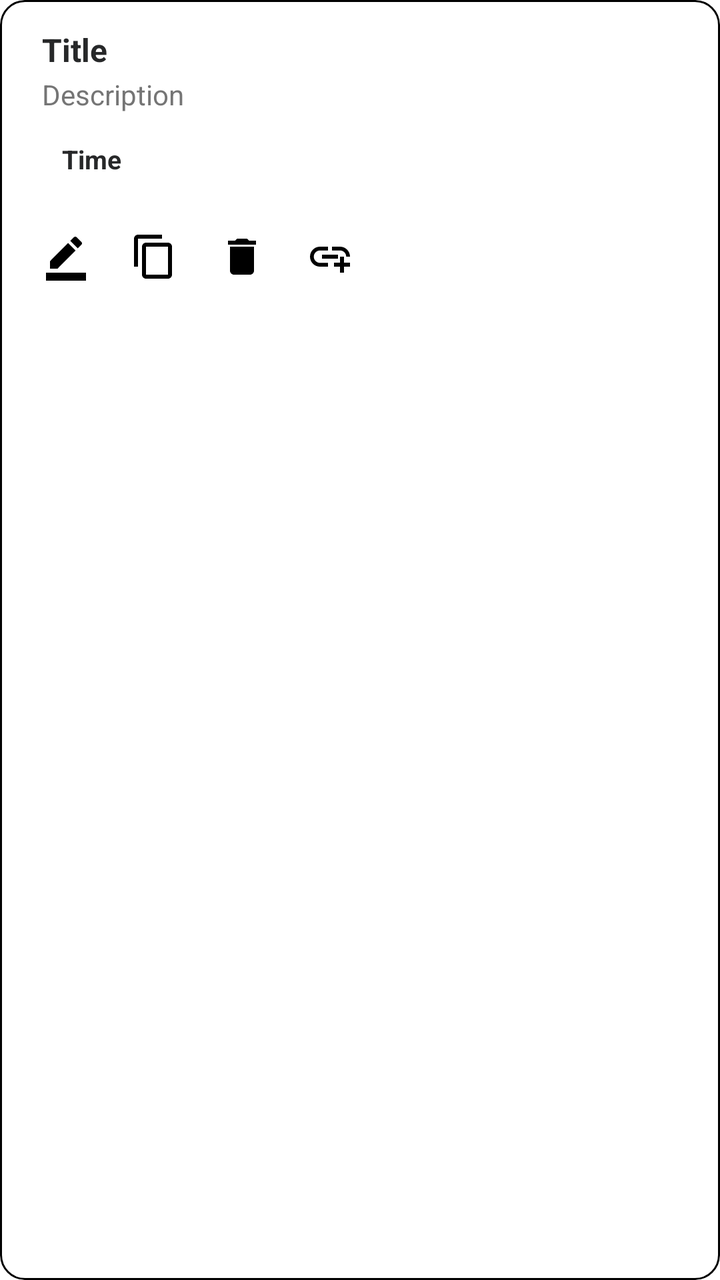
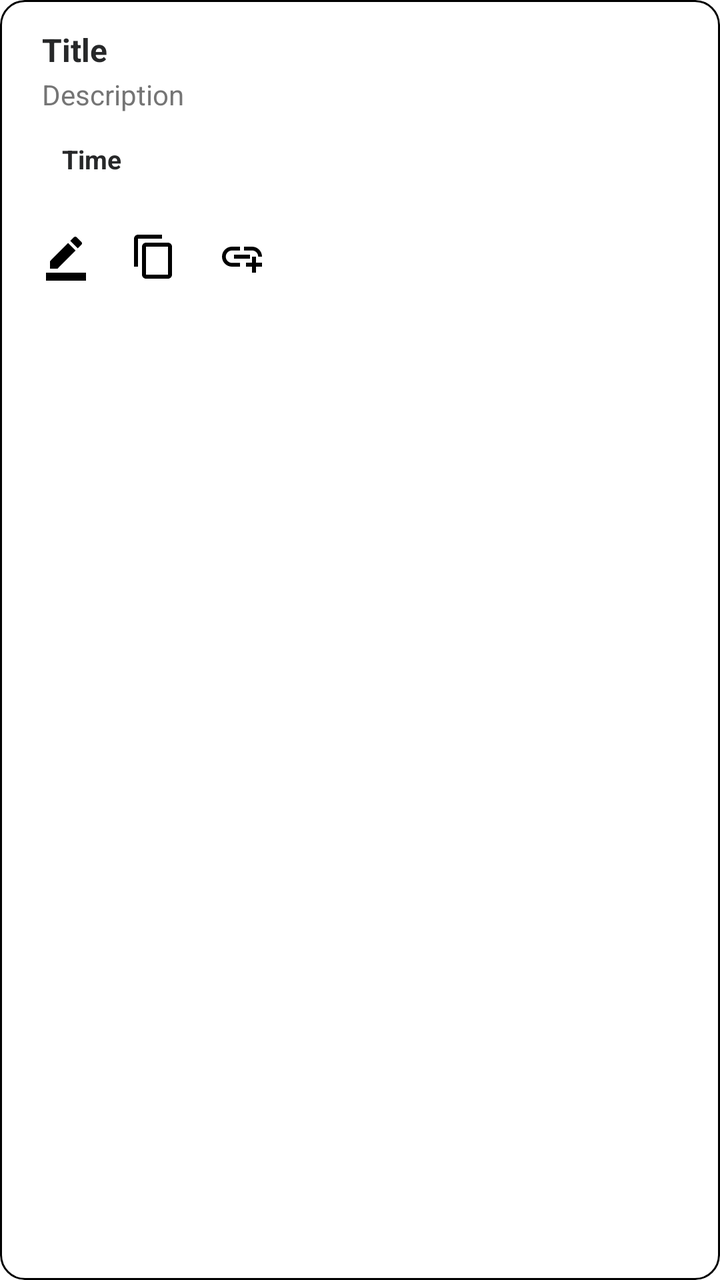

Screens rendered from an Android XML layout before and after an edit, with the pre-edit source and the edit as a unified diff.
<!-- AndroidManifest.xml: application theme Theme.Nudge -->
<!-- res/layout/item_reminder.xml -->
<LinearLayout xmlns:android="http://schemas.android.com/apk/res/android"
    xmlns:app="http://schemas.android.com/apk/res-auto"
    android:id="@+id/cardRoot"
    android:layout_width="match_parent"
    android:layout_height="wrap_content"
    android:layout_marginHorizontal="16dp"
    android:layout_marginVertical="8dp"
    android:background="@drawable/bg_reminder_card"
    android:clipToOutline="true"
    android:orientation="horizontal">

    <View
        android:id="@+id/accentBar"
        android:layout_width="5dp"
        android:layout_height="match_parent" />

    <LinearLayout
        android:layout_width="0dp"
        android:layout_height="wrap_content"
        android:layout_weight="1"
        android:orientation="vertical">

        <LinearLayout
            android:layout_width="match_parent"
            android:layout_height="wrap_content"
            android:orientation="vertical"
            android:paddingStart="16dp"
            android:paddingTop="14dp"
            android:paddingEnd="14dp"
            android:paddingBottom="14dp">

            <LinearLayout
                android:layout_width="match_parent"
                android:layout_height="wrap_content"
                android:orientation="horizontal">

                <LinearLayout
                    android:layout_width="0dp"
                    android:layout_height="wrap_content"
                    android:layout_weight="1"
                    android:layout_gravity="center_vertical"
                    android:orientation="vertical">

                    <TextView
                        android:id="@+id/title"
                        android:layout_width="wrap_content"
                        android:layout_height="wrap_content"
                        android:text="Title"
                        android:textStyle="bold"
                        android:textColor="@color/colorTextPrimary"
                        android:textSize="16sp" />

                    <TextView
                        android:id="@+id/pendingBadge"
                        android:layout_width="wrap_content"
                        android:layout_height="wrap_content"
                        android:text="Not Backed Up"
                        android:textColor="#E53935"
                        android:textSize="11sp"
                        android:textStyle="italic"
                        android:visibility="gone" />

                    <TextView
                        android:id="@+id/description"
                        android:layout_width="wrap_content"
                        android:layout_height="wrap_content"
                        android:layout_marginTop="2dp"
                        android:text="Description"
                        android:textColor="@color/colorTextSecondary"
                        android:textSize="14sp" />
                </LinearLayout>

                <ImageView
                    android:id="@+id/contextIcon"
                    android:layout_width="40dp"
                    android:layout_height="40dp"
                    android:layout_marginStart="12dp"
                    android:layout_gravity="top"
                    android:padding="9dp"
                    android:importantForAccessibility="no"
                    android:visibility="gone" />
            </LinearLayout>

            <LinearLayout
                android:layout_width="match_parent"
                android:layout_height="wrap_content"
                android:layout_marginTop="10dp"
                android:gravity="center_vertical"
                android:orientation="horizontal">

                <TextView
                    android:id="@+id/time"
                    android:layout_width="wrap_content"
                    android:layout_height="wrap_content"
                    android:paddingHorizontal="10dp"
                    android:paddingVertical="4dp"
                    android:text="Time"
                    android:textColor="@color/colorTextPrimary"
                    android:textSize="13sp"
                    android:textStyle="bold" />
            </LinearLayout>

            <TextView
                android:id="@+id/read"
                android:layout_width="wrap_content"
                android:layout_height="wrap_content"
                android:text="Read Time"
                android:visibility="gone"
                android:textColor="@color/colorTextSecondary"
                android:textSize="12sp" />

            <TextView
                android:id="@+id/id"
                android:layout_width="wrap_content"
                android:layout_height="wrap_content"
                android:text="Id"
                android:visibility="gone"
                android:textSize="12sp" />
        </LinearLayout>

        <LinearLayout
            android:id="@+id/actionRow"
            android:layout_width="match_parent"
            android:layout_height="wrap_content"
            android:orientation="horizontal"
            android:gravity="center_vertical"
            android:paddingHorizontal="8dp"
            android:paddingVertical="2dp">

            <ImageButton
                android:id="@+id/editButton"
                android:layout_width="40dp"
                android:layout_height="40dp"
                android:contentDescription="Edit"
                android:src="@drawable/ic_edit"
                app:tint="?attr/colorOnSurface"
                android:background="?attr/selectableItemBackgroundBorderless"
                android:padding="10dp" />

            <ImageButton
                android:id="@+id/copyButton"
                android:layout_width="40dp"
                android:layout_height="40dp"
                android:layout_marginStart="4dp"
                android:contentDescription="Copy"
                android:src="@drawable/ic_copy"
                app:tint="?attr/colorOnSurface"
                android:background="?attr/selectableItemBackgroundBorderless"
                android:padding="10dp" />

            <ImageButton
                android:id="@+id/deleteButton"
                android:layout_width="40dp"
                android:layout_height="40dp"
                android:layout_marginStart="4dp"
                android:contentDescription="Delete"
                android:src="@drawable/ic_delete"
                app:tint="?attr/colorOnSurface"
                android:background="?attr/selectableItemBackgroundBorderless"
                android:padding="10dp" />

            <ImageButton
                android:id="@+id/linkButton"
                android:layout_width="40dp"
                android:layout_height="40dp"
                android:layout_marginStart="4dp"
                android:contentDescription="Link"
                android:src="@drawable/ic_link"
                app:tint="?attr/colorOnSurface"
                android:background="?attr/selectableItemBackgroundBorderless"
                android:padding="10dp" />

            <View
                android:layout_width="0dp"
                android:layout_height="1dp"
                android:layout_weight="1" />

            <TextView
                android:id="@+id/countdown"
                android:layout_width="wrap_content"
                android:layout_height="wrap_content"
                android:layout_marginStart="8dp"
                android:layout_marginEnd="8dp"
                android:singleLine="true"
                android:textColor="@color/colorTextSecondary"
                android:textSize="12sp"
                android:textStyle="bold"
                android:visibility="gone" />
        </LinearLayout>
    </LinearLayout>
</LinearLayout>
<!-- resources referenced by this layout -->
<resources>
  <color name="colorTextPrimary">#272829</color>
  <color name="colorTextSecondary">#757575</color>
  <!-- drawable bg_reminder_card (drawable) -->
  <shape xmlns:android="http://schemas.android.com/apk/res/android"
      android:shape="rectangle">
  
      
      <corners android:radius="12dp" />
  
      
      <solid android:color="?attr/colorSurface" />
  
      
      <stroke
          android:width="1dp"
          android:color="?attr/colorOutline" />
  
  </shape>
  <!-- drawable ic_copy (drawable) -->
  <vector xmlns:android="http://schemas.android.com/apk/res/android" android:height="24dp" android:tint="#FFFFFF" android:viewportHeight="24" android:viewportWidth="24" android:width="24dp">
        
      <path android:fillColor="@android:color/white" android:pathData="M16,1L4,1c-1.1,0 -2,0.9 -2,2v14h2L4,3h12L16,1zM19,5L8,5c-1.1,0 -2,0.9 -2,2v14c0,1.1 0.9,2 2,2h11c1.1,0 2,-0.9 2,-2L21,7c0,-1.1 -0.9,-2 -2,-2zM19,21L8,21L8,7h11v14z"/>
      
  </vector>
  <!-- drawable ic_delete (drawable) -->
  <vector xmlns:android="http://schemas.android.com/apk/res/android" android:height="24dp" android:tint="#FFFFFF" android:viewportHeight="24" android:viewportWidth="24" android:width="24dp">
        
      <path android:fillColor="@android:color/white" android:pathData="M6,19c0,1.1 0.9,2 2,2h8c1.1,0 2,-0.9 2,-2V7H6v12zM19,4h-3.5l-1,-1h-5l-1,1H5v2h14V4z"/>
      
  </vector>
  <!-- drawable ic_edit (drawable) -->
  <vector xmlns:android="http://schemas.android.com/apk/res/android" android:height="24dp" android:tint="#FFFFFF" android:viewportHeight="24" android:viewportWidth="24" android:width="24dp">
        
      <path android:fillColor="@android:color/white" android:pathData="M22,24H2v-4h20V24zM13.06,5.19l3.75,3.75L7.75,18H4v-3.75L13.06,5.19zM17.88,7.87l-3.75,-3.75l1.83,-1.83c0.39,-0.39 1.02,-0.39 1.41,0l2.34,2.34c0.39,0.39 0.39,1.02 0,1.41L17.88,7.87z"/>
      
  </vector>
  <!-- drawable ic_link (drawable) -->
  <vector xmlns:android="http://schemas.android.com/apk/res/android" android:height="24dp" android:tint="#FFFFFF" android:viewportHeight="24" android:viewportWidth="24" android:width="24dp">
        
      <path android:fillColor="@android:color/white" android:pathData="M8,11h8v2L8,13zM20.1,12L22,12c0,-2.76 -2.24,-5 -5,-5h-4v1.9h4c1.71,0 3.1,1.39 3.1,3.1zM3.9,12c0,-1.71 1.39,-3.1 3.1,-3.1h4L11,7L7,7c-2.76,0 -5,2.24 -5,5s2.24,5 5,5h4v-1.9L7,15.1c-1.71,0 -3.1,-1.39 -3.1,-3.1zM19,12h-2v3h-3v2h3v3h2v-3h3v-2h-3z"/>
      
  </vector>
  <style name="Theme.Nudge" parent="Theme.MaterialComponents.DayNight.NoActionBar">
          
          <item name="colorPrimary">@color/colorPrimary</item>
          <item name="colorPrimaryVariant">@color/colorPrimaryDark</item>
          <item name="colorOnPrimary">@color/white</item>
          
          <item name="colorSecondary">@color/colorAccent</item>
          <item name="colorSecondaryVariant">@color/colorAccent</item>
          <item name="colorOnSecondary">@color/black</item>
          
          <item name="android:colorBackground">@color/colorBackground</item>
          
          <item name="android:textColorPrimary">@color/colorTextPrimary</item>
          <item name="android:textColorSecondary">@color/colorTextSecondary</item>
          
          <item name="android:windowBackground">@color/colorBackground</item>
          <item name="android:statusBarColor">@color/colorTheme</item>
      </style>
  <color name="colorPrimary">#1E88E5</color>
  <color name="colorPrimaryDark">#1565C0</color>
  <color name="white">#FFFFFFFF</color>
  <color name="colorAccent">#B0B0B0</color>
  <color name="black">#FF000000</color>
  <color name="colorBackground">#FFFFFF</color>
  <color name="colorTheme">#58CBFF</color>
</resources>

<!-- the commit's change to res/layout/item_reminder.xml (unified diff, before → after) -->
@@ -149,17 +149,6 @@
                 android:padding="10dp" />
 
             <ImageButton
-                android:id="@+id/deleteButton"
-                android:layout_width="40dp"
-                android:layout_height="40dp"
-                android:layout_marginStart="4dp"
-                android:contentDescription="Delete"
-                android:src="@drawable/ic_delete"
-                app:tint="?attr/colorOnSurface"
-                android:background="?attr/selectableItemBackgroundBorderless"
-                android:padding="10dp" />
-
-            <ImageButton
                 android:id="@+id/linkButton"
                 android:layout_width="40dp"
                 android:layout_height="40dp"
<!-- resource entries referenced after the edit -->
@@ -22,12 +22,6 @@
   <vector xmlns:android="http://schemas.android.com/apk/res/android" android:height="24dp" android:tint="#FFFFFF" android:viewportHeight="24" android:viewportWidth="24" android:width="24dp">
         
       <path android:fillColor="@android:color/white" android:pathData="M16,1L4,1c-1.1,0 -2,0.9 -2,2v14h2L4,3h12L16,1zM19,5L8,5c-1.1,0 -2,0.9 -2,2v14c0,1.1 0.9,2 2,2h11c1.1,0 2,-0.9 2,-2L21,7c0,-1.1 -0.9,-2 -2,-2zM19,21L8,21L8,7h11v14z"/>
-      
-  </vector>
-  <!-- drawable ic_delete (drawable) -->
-  <vector xmlns:android="http://schemas.android.com/apk/res/android" android:height="24dp" android:tint="#FFFFFF" android:viewportHeight="24" android:viewportWidth="24" android:width="24dp">
-        
-      <path android:fillColor="@android:color/white" android:pathData="M6,19c0,1.1 0.9,2 2,2h8c1.1,0 2,-0.9 2,-2V7H6v12zM19,4h-3.5l-1,-1h-5l-1,1H5v2h14V4z"/>
       
   </vector>
   <!-- drawable ic_edit (drawable) -->
